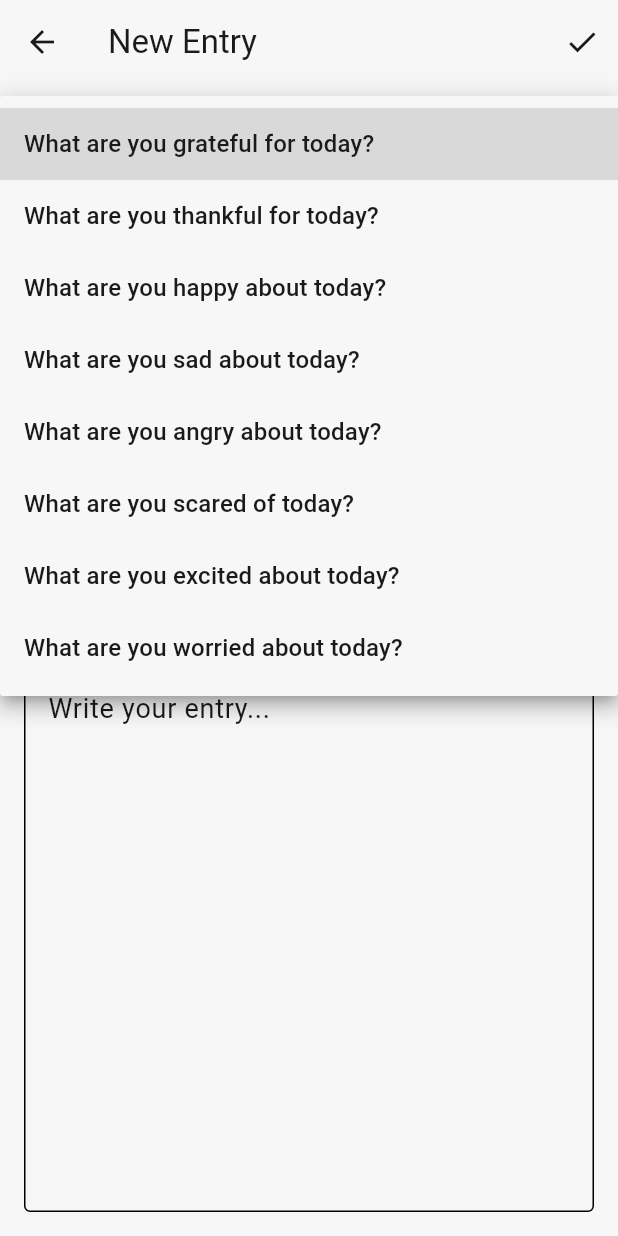
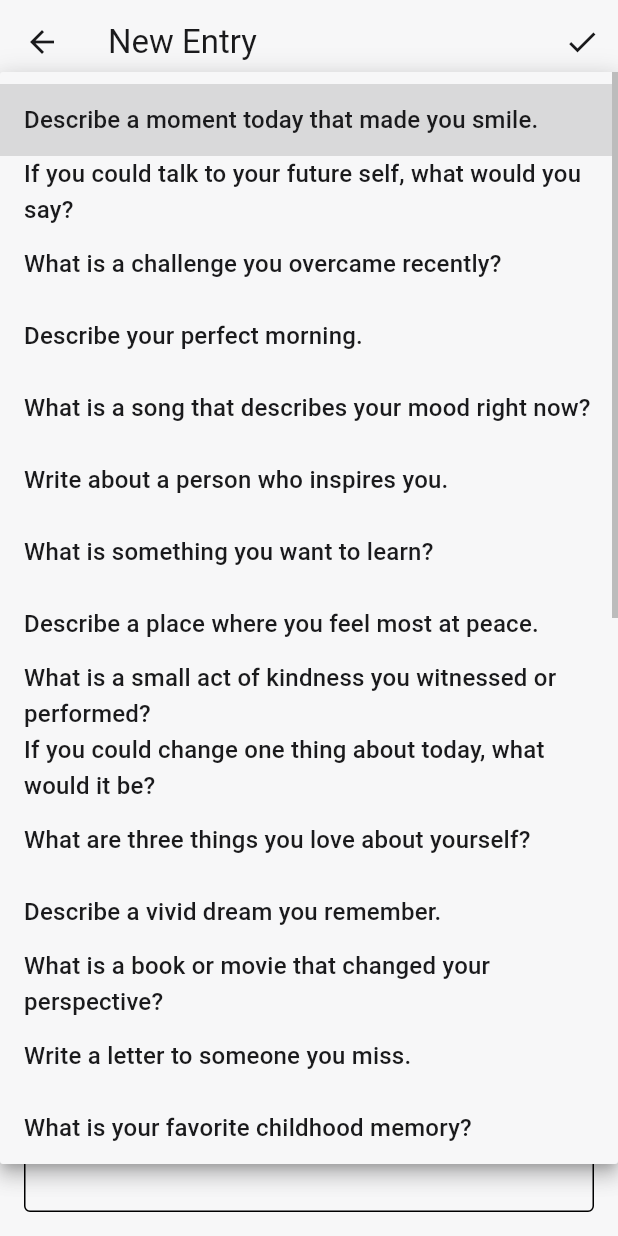
Before and after one commit to joshuasilva414/zen_app, a Flutter app: the EntryEditorView screen opened directly with empty values, after a tap on "Select a prompt", on a phone screen of 412 x 824 dp. Run offline on Flutter 3.47's test engine with Material 3 defaults, Android fonts, the phone set to English and light mode, and no system bars; our stand-ins replace sqflite, table_calendar; accounts and stored records are empty.

Commit message:
refine prompts

```diff
--- a/lib/prompts.dart
+++ b/lib/prompts.dart
@@ -1,10 +1,32 @@
 const List<String> allPrompts = [
-    "What are you grateful for today?",
-    "What are you thankful for today?",
-    "What are you happy about today?",
-    "What are you sad about today?",
-    "What are you angry about today?",
-    "What are you scared of today?",
-    "What are you excited about today?",
-    "What are you worried about today?",
+    "Describe a moment today that made you smile.",
+    "If you could talk to your future self, what would you say?",
+    "What is a challenge you overcame recently?",
+    "Describe your perfect morning.",
+    "What is a song that describes your mood right now?",
+    "Write about a person who inspires you.",
+    "What is something you want to learn?",
+    "Describe a place where you feel most at peace.",
+    "What is a small act of kindness you witnessed or performed?",
+    "If you could change one thing about today, what would it be?",
+    "What are three things you love about yourself?",
+    "Describe a vivid dream you remember.",
+    "What is a book or movie that changed your perspective?",
+    "Write a letter to someone you miss.",
+    "What is your favorite childhood memory?",
+    "If you had a superpower, what would it be and why?",
+    "What is a goal you are working towards?",
+    "Describe the weather today and how it makes you feel.",
+    "What is something you are looking forward to?",
+    "Write about a mistake you made and what you learned from it.",
+    "What is your favorite comfort food?",
+    "If you could travel anywhere, where would you go?",
+    "What is a habit you want to break or start?",
+    "Describe a color that represents your day.",
+    "What is the best advice you've ever received?",
+    "Who made a positive impact on your life recently?",
+    "What is something you take for granted?",
+    "Describe a sound that you find relaxing.",
+    "If you could have dinner with anyone, living or dead, who would it be?",
+    "What is a quote that resonates with you right now?",
 ];
```
Also changed, not shown: pubspec.lock.
